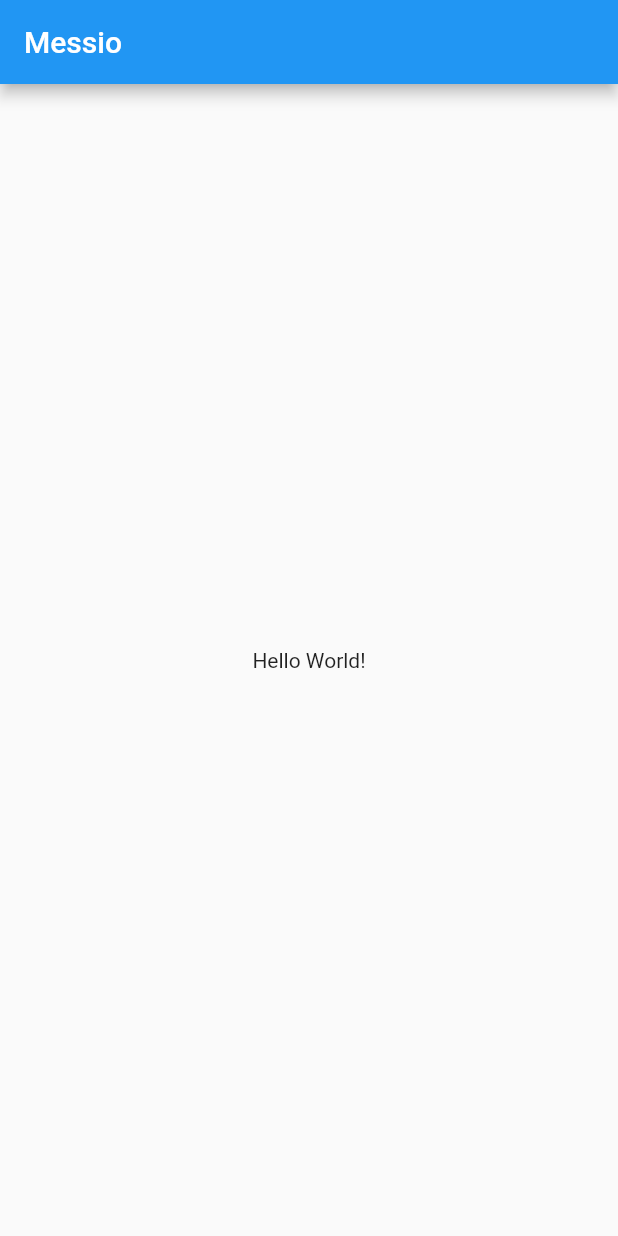
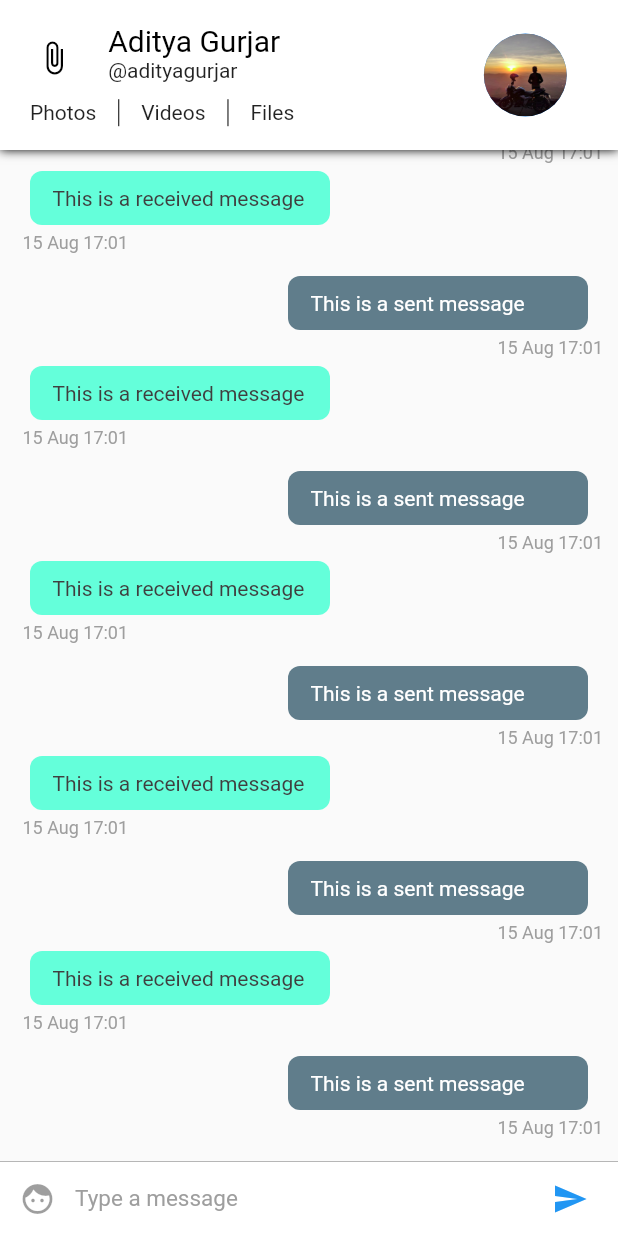
Before and after one commit to adityadroid/Messio, a Flutter app: the screen it shows after launch, on a phone screen of 412 x 824 dp. Run offline on Flutter 3.47's test engine with Material 2 defaults, Android fonts, the phone set to English and light mode, and no system bars.

Commit message:
Completed Conversation Screen UI

```diff
--- /dev/null
+++ b/lib/config/Assets.dart
@@ -0,0 +1,3 @@
+class Assets{
+  static String user = 'assets/user.png';
+}
--- /dev/null
+++ b/lib/config/Palette.dart
@@ -0,0 +1,15 @@
+import 'package:flutter/material.dart';
+
+// Color palette for the app
+class Palette{
+  static Color primaryColor = Colors.blue;
+  static Color secondaryColor = Colors.black;
+  static Color primaryTextColor = Colors.black;
+  static Color secondaryTextColor = Colors.black87;
+  static Color primaryBackgroundColor = Colors.white;
+  static Color selfMessageBackgroundColor = Colors.blueGrey;
+  static Color otherMessageBackgroundColor = Colors.tealAccent;
+  static Color selfMessageColor = Colors.white;
+  static Color otherMessageColor = Color(0xff3f3f3f);
+  static Color greyColor = Colors.grey;
+}
--- a/lib/main.dart
+++ b/lib/main.dart
@@ -1,8 +1,9 @@
 import 'package:flutter/material.dart';
+import 'pages/ConversationPageList.dart';
 
-void main() => runApp(MyApp());
+void main() => runApp(Messio());
 
-class MyApp extends StatelessWidget {
+class Messio extends StatelessWidget {
   // This widget is the root of your application.
   @override
   Widget build(BuildContext context) {
@@ -11,37 +12,7 @@ class MyApp extends StatelessWidget {
       theme: ThemeData(
         primarySwatch: Colors.blue,
       ),
-      home: MyHomePage(title: 'Messio'),
+      home: ConversationPageList(),
     );
   }
 }
-
-class MyHomePage extends StatefulWidget {
-  MyHomePage({Key key, this.title}) : super(key: key);
-
-  final String title;
-
-  @override
-  _MyHomePageState createState() => _MyHomePageState();
-}
-
-class _MyHomePageState extends State<MyHomePage> {
-
-  @override
-  Widget build(BuildContext context) {
-    // The Flutter framework has been optimized to make rerunning build methods
-    // fast, so that you can just rebuild anything that needs updating rather
-    // than having to individually change instances of widgets.
-    return Scaffold(
-      appBar: AppBar(
-        // Here we take the value from the MyHomePage object that was created by
-        // the App.build method, and use it to set our appbar title.
-        title: Text(widget.title),
-      ),
-      body: Center(
-          child:Text('Hello World!')
-      )
-    );
-
-  }
-}
--- /dev/null
+++ b/lib/pages/ConversationPage.dart
@@ -0,0 +1,32 @@
+import 'package:flutter/material.dart';
+import 'package:messio/widgets/ChatAppBar.dart';
+import 'package:messio/widgets/ChatListWidget.dart';
+import 'package:messio/widgets/InputWidget.dart';
+
+class ConversationPage extends StatefulWidget {
+  @override
+  _ConversationPageState createState() => _ConversationPageState();
+}
+
+class _ConversationPageState extends State<ConversationPage> {
+
+  @override
+  Widget build(BuildContext context) {
+    return SafeArea(
+      child: Scaffold(
+          appBar: ChatAppBar(), // Custom app bar for chat screen
+          body: Stack(children: <Widget>[
+            Column(
+              children: <Widget>[
+              ChatListWidget(),
+                InputWidget()
+              ],
+            ),
+          ]
+    )
+      )
+    );
+  }
+
+
+}
--- /dev/null
+++ b/lib/pages/ConversationPageList.dart
@@ -0,0 +1,25 @@
+
+import 'package:flutter/material.dart';
+import 'ConversationPage.dart';
+
+class ConversationPageList extends StatefulWidget {
+
+  @override
+  _ConversationPageListState createState() => _ConversationPageListState();
+}
+
+class _ConversationPageListState extends State<ConversationPageList> {
+
+  @override
+  Widget build(BuildContext context) {
+    return PageView(
+      children: <Widget>[
+        ConversationPage(),
+        ConversationPage(),
+        ConversationPage()
+      ],
+    );
+
+
+  }
+}
--- /dev/null
+++ b/lib/widgets/ChatAppBar.dart
@@ -0,0 +1,101 @@
+import 'package:flutter/material.dart';
+import 'package:messio/config/Assets.dart';
+import 'package:messio/config/Palette.dart';
+
+class ChatAppBar extends StatelessWidget implements PreferredSizeWidget {
+  final double height = 100;
+  @override
+  Widget build(BuildContext context) {
+    var textHeading = TextStyle(color: Palette.primaryTextColor, fontSize: 20); // Text style for the name
+    var textStyle = TextStyle(color: Palette.secondaryTextColor); // Text style for everything else
+
+    double width = MediaQuery.of(context).size.width; // calculate the screen width
+    return Material(
+        child: Container(
+            decoration: new BoxDecoration(boxShadow: [ //adds a shadow to the appbar
+              new BoxShadow(
+              color: Colors.black,
+              blurRadius: 5.0,
+            )]),
+            child:  Container(
+                color: Palette.primaryBackgroundColor,
+                child: Row(children: <Widget>[
+              Expanded( //we're dividing the appbar into 7 : 3 ratio. 7 is for content and 3 is for the display picture.
+                  flex: 7,
+                  child: Center(
+                      child: Column(
+                    mainAxisSize: MainAxisSize.min,
+                    children: <Widget>[
+                      Container(
+                          height: 70 - (width * .06),
+                          child: Row(
+                            crossAxisAlignment: CrossAxisAlignment.start,
+                            children: <Widget>[
+                              Expanded(
+                                  flex: 2,
+                                  child: Center(
+                                      child: Icon(
+                                    Icons.attach_file,
+                                    color: Palette.secondaryColor,
+                                  ))),
+                              Expanded(
+                                  flex: 6,
+                                  child: Container(
+                                      child: Column(
+                                    crossAxisAlignment:
+                                        CrossAxisAlignment.start,
+                                    mainAxisAlignment: MainAxisAlignment.center,
+                                    mainAxisSize: MainAxisSize.min,
+                                    children: <Widget>[
+                                      Text('Aditya Gurjar', style: textHeading),
+                                      Text('@adityagurjar', style: textStyle)
+                                    ],
+                                  ))),
+                            ],
+                          )),
+                      //second row containing the buttons for media
+                      Container(
+                          height: 23,
+                          padding: EdgeInsets.fromLTRB(20, 5, 5, 0),
+                          child: Row(
+                            mainAxisAlignment: MainAxisAlignment.start,
+                            crossAxisAlignment: CrossAxisAlignment.center,
+                            children: <Widget>[
+                              Text(
+                                'Photos',
+                                style: textStyle,
+                              ),
+                              VerticalDivider(
+                                width: 30,
+                                color: Palette.primaryTextColor,
+                              ),
+                              Text(
+                                'Videos',
+                                style: textStyle,
+                              ),
+                              VerticalDivider(
+                                width: 30,
+                                color: Palette.primaryTextColor,
+                              ),
+                              Text('Files', style: textStyle)
+                            ],
+                          )),
+                    ],
+                  ))),
+                //This is the display picture
+              Expanded(
+                  flex: 3,
+                  child: Container(
+                      child: Center(
+                          child: CircleAvatar(
+                    radius: (80 - (width * .06)) / 2,
+                    backgroundImage: Image.asset(
+                      Assets.user,
+                    ).image,
+                  )))),
+            ]))));
+  }
+
+  @override
+  Size get preferredSize => Size.fromHeight(height);
+}
--- /dev/null
+++ b/lib/widgets/ChatItemWidget.dart
@@ -0,0 +1,89 @@
+import 'package:flutter/material.dart';
+import 'package:messio/config/Palette.dart';
+import 'package:intl/intl.dart';
+
+class ChatItemWidget extends StatelessWidget{
+  var index;
+
+  ChatItemWidget(this.index);
+
+  @override
+  Widget build(BuildContext context) {
+    // TODO: implement build
+    if (index % 2 == 0) {
+      //This is the sent message. We'll later use data from firebase instead of index to determine the message is sent or received.
+      return Container(
+          child: Column(children: <Widget>[
+            Row(
+              children: <Widget>[
+                Container(
+                  child: Text(
+                    'This is a sent message',
+                    style: TextStyle(color: Palette.selfMessageColor),
+                  ),
+                  padding: EdgeInsets.fromLTRB(15.0, 10.0, 15.0, 10.0),
+                  width: 200.0,
+                  decoration: BoxDecoration(
+                      color: Palette.selfMessageBackgroundColor,
+                      borderRadius: BorderRadius.circular(8.0)),
+                  margin: EdgeInsets.only(right: 10.0),
+                )
+              ],
+              mainAxisAlignment:
+              MainAxisAlignment.end, // aligns the chatitem to right end
+            ),
+            Row(
+                mainAxisAlignment: MainAxisAlignment.end,
+                children: <Widget>[
+                  Container(
+                    child: Text(
+                      DateFormat('dd MMM kk:mm')
+                          .format(DateTime.fromMillisecondsSinceEpoch(1565888474278)),
+                      style: TextStyle(
+                          color: Palette.greyColor,
+                          fontSize: 12.0,
+                          fontStyle: FontStyle.normal),
+                    ),
+                    margin: EdgeInsets.only(left: 5.0, top: 5.0, bottom: 5.0),
+                  )])
+          ]));
+    } else {
+      // This is a received message
+      return Container(
+        child: Column(
+          children: <Widget>[
+            Row(
+              children: <Widget>[
+                Container(
+                  child: Text(
+                    'This is a received message',
+                    style: TextStyle(color: Palette.otherMessageColor),
+                  ),
+                  padding: EdgeInsets.fromLTRB(15.0, 10.0, 15.0, 10.0),
+                  width: 200.0,
+                  decoration: BoxDecoration(
+                      color: Palette.otherMessageBackgroundColor,
+                      borderRadius: BorderRadius.circular(8.0)),
+                  margin: EdgeInsets.only(left: 10.0),
+                )
+              ],
+            ),
+            Container(
+              child: Text(
+                DateFormat('dd MMM kk:mm')
+                    .format(DateTime.fromMillisecondsSinceEpoch(1565888474278)),
+                style: TextStyle(
+                    color: Palette.greyColor,
+                    fontSize: 12.0,
+                    fontStyle: FontStyle.normal),
+              ),
+              margin: EdgeInsets.only(left: 5.0, top: 5.0, bottom: 5.0),
+            )
+          ],
+          crossAxisAlignment: CrossAxisAlignment.start,
+        ),
+        margin: EdgeInsets.only(bottom: 10.0),
+      );
+    }  }
+
+}
--- /dev/null
+++ b/lib/widgets/ChatListWidget.dart
@@ -0,0 +1,20 @@
+import 'package:flutter/material.dart';
+
+import 'ChatItemWidget.dart';
+
+
+class ChatListWidget extends StatelessWidget{
+  final ScrollController listScrollController = new ScrollController();
+  @override
+  Widget build(BuildContext context) {
+    // TODO: implement build
+    return Flexible(
+        child: ListView.builder(
+          padding: EdgeInsets.all(10.0),
+          itemBuilder: (context, index) => ChatItemWidget(index),
+          itemCount: 20,
+          reverse: true,
+          controller: listScrollController,
+        ));
+  }
+}
--- /dev/null
+++ b/lib/widgets/InputWidget.dart
@@ -0,0 +1,60 @@
+import 'package:flutter/material.dart';
+import 'package:messio/config/Palette.dart';
+
+class InputWidget extends StatelessWidget {
+
+  final TextEditingController textEditingController = new TextEditingController();
+
+  @override
+  Widget build(BuildContext context) {
+    return Container(
+      child: Row(
+        children: <Widget>[
+          Material(
+            child: new Container(
+              margin: new EdgeInsets.symmetric(horizontal: 1.0),
+              child: new IconButton(
+                icon: new Icon(Icons.face),
+                color: Palette.primaryColor,
+              ),
+            ),
+            color: Colors.white,
+          ),
+
+          // Text input
+          Flexible(
+            child: Container(
+              child: TextField(
+                style: TextStyle(color: Palette.primaryTextColor, fontSize: 15.0),
+                controller: textEditingController,
+                decoration: InputDecoration.collapsed(
+                  hintText: 'Type a message',
+                  hintStyle: TextStyle(color: Palette.greyColor),
+                ),
+              ),
+            ),
+          ),
+
+          // Send Message Button
+          Material(
+            child: new Container(
+              margin: new EdgeInsets.symmetric(horizontal: 8.0),
+              child: new IconButton(
+                icon: new Icon(Icons.send),
+                onPressed: () => {},
+                color: Palette.primaryColor,
+              ),
+            ),
+            color: Colors.white,
+          ),
+        ],
+      ),
+      width: double.infinity,
+      height: 50.0,
+      decoration: new BoxDecoration(
+          border: new Border(
+              top: new BorderSide(color: Palette.greyColor, width: 0.5)),
+          color: Colors.white),
+    );
+  }
+}
--- a/pubspec.yaml
+++ b/pubspec.yaml
@@ -19,6 +19,7 @@ environment:
 dependencies:
   flutter:
     sdk: flutter
+  intl: ^0.15.8
 
   # The following adds the Cupertino Icons font to your application.
   # Use with the CupertinoIcons class for iOS style icons.
@@ -34,7 +35,8 @@ dev_dependencies:
 
 # The following section is specific to Flutter.
 flutter:
-
+  assets:
+    - assets/
   # The following line ensures that the Material Icons font is
   # included with your application, so that you can use the icons in
   # the material Icons class.
```
Also changed, not shown: assets/user.png (added), pubspec.lock, 1 other file.
